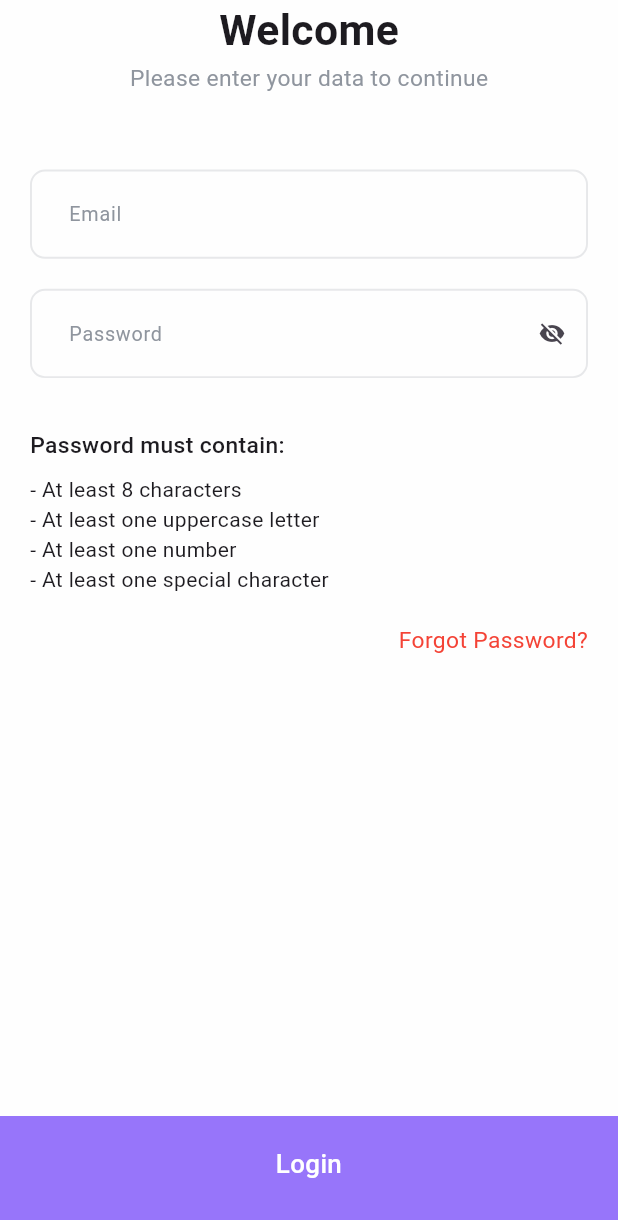
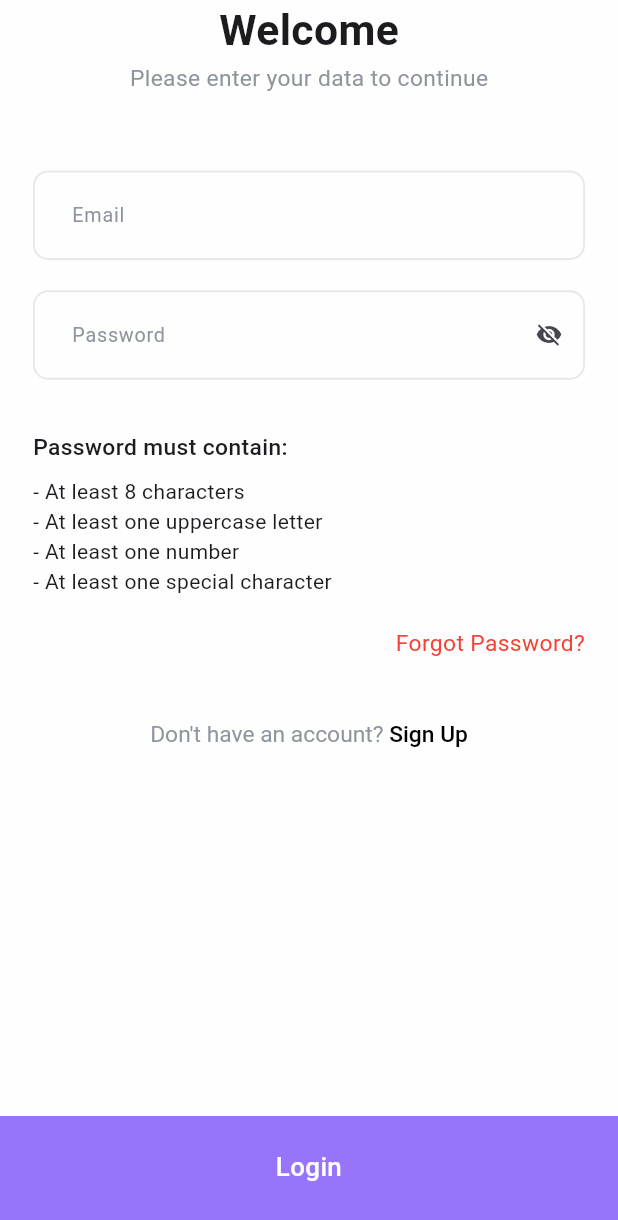
Before and after one commit to Akuma-0/laza_shop, a Flutter app: the screen it shows after launch, after a tap on "Lets go", on a phone screen of 412 x 824 dp. Shown: the top 1220 px of the screen. Run offline on Flutter 3.47's test engine with Material 3 defaults, Android fonts, the phone set to English and light mode, and no system bars; our stand-ins replace dio, flutter_bloc, flutter_screenutil, flutter_secure_storage, freezed_annotation, get_it and 3 more; generated files the repository leaves out were written again.

Commit message:
feat: Implement signup functionality with email verification
- Added SignupRepo and SignupCubit for handling signup logic.
- Created SignupRequestBody and SignupResponse models for API communication.
- Integrated signup API call in the ApiService.
- Developed SignupScreen and ConfirmEmailScreen UI components.
- Implemented SignupForm with validation for user input.
- Added SignupBlocListener to manage loading and error states during signup.
- Updated dependency injection to include SignupRepo and SignupCubit.
- Enhanced routing to navigate to the confirm email screen after successful signup.
- Introduced new text styles for better UI consistency.

```diff
--- a/lib/core/di/dependency_injection.dart
+++ b/lib/core/di/dependency_injection.dart
@@ -2,6 +2,8 @@ import 'package:dio/dio.dart';
 import 'package:get_it/get_it.dart';
 import '../../features/login/data/repos/login_repo.dart';
 import '../../features/login/logic/login_cubit.dart';
+import '../../features/sign_up/data/repos/signup_repo.dart';
+import '../../features/sign_up/logic/signup_cubit.dart';
 import '../networking/api_services.dart';
 import '../networking/dio_factory.dart';
 
@@ -16,9 +18,9 @@ Future<void> setupGetIt() async {
   getIt.registerLazySingleton<LoginRepo>(() => LoginRepo(getIt()));
   getIt.registerFactory<LoginCubit>(() => LoginCubit(getIt()));
 
-  // // signup
-  // getIt.registerLazySingleton<SignupRepo>(() => SignupRepo(getIt()));
-  // getIt.registerFactory<SignupCubit>(() => SignupCubit(getIt()));
+  // signup
+  getIt.registerLazySingleton<SignupRepo>(() => SignupRepo(getIt()));
+  getIt.registerFactory<SignupCubit>(() => SignupCubit(getIt()));
 
   // // home
   // getIt.registerLazySingleton<HomeApiService>(() => HomeApiService(dio));
--- a/lib/core/networking/api_constants.dart
+++ b/lib/core/networking/api_constants.dart
@@ -3,6 +3,7 @@ class ApiConstants {
 
   static const String login = "auth/login";
   static const String signup = "auth/register";
+  static const String verifyEmail = "auth/verify-email";
 }
 
 class ApiErrors {
--- a/lib/core/networking/api_services.dart
+++ b/lib/core/networking/api_services.dart
@@ -2,6 +2,8 @@ import 'package:dio/dio.dart';
 import 'package:retrofit/retrofit.dart';
 import '../../features/login/data/models/login_request_body.dart';
 import '../../features/login/data/models/login_response.dart';
+import '../../features/sign_up/data/models/signup_request_body.dart';
+import '../../features/sign_up/data/models/signup_response.dart';
 import 'api_constants.dart';
 
 part 'api_services.g.dart';
@@ -13,6 +15,6 @@ abstract class ApiService {
   @POST(ApiConstants.login)
   Future<LoginResponse> login(@Body() LoginRequestBody loginRequestBody);
 
-  // @POST(ApiConstants.signup)
-  // Future<SignupResponse> signup(@Body() SignupRequestBody signupRequestBody);
+  @POST(ApiConstants.signup)
+  Future<SignupResponse> signup(@Body() SignupRequestBody signupRequestBody);
 }
--- a/lib/core/routing/app_router.dart
+++ b/lib/core/routing/app_router.dart
@@ -4,6 +4,8 @@ import '../../features/home/ui/home_screen.dart';
 import '../../features/login/logic/login_cubit.dart';
 import '../../features/login/ui/login_screen.dart';
 import '../../features/onboarding/onboarding_screen.dart';
+import '../../features/sign_up/logic/signup_cubit.dart';
+import '../../features/sign_up/ui/confirm_email_screen.dart';
 import '../../features/sign_up/ui/signup_screen.dart';
 import '../di/dependency_injection.dart';
 import 'routes.dart';
@@ -14,25 +16,28 @@ class AppRouter {
 
     switch (settings.name) {
       case Routes.onBoardingScreen:
-        return MaterialPageRoute(builder: (_) =>  OnboardingScreen());
+        return MaterialPageRoute(builder: (_) => OnboardingScreen());
       case Routes.loginScreen:
         return MaterialPageRoute(
-          builder: (_) =>  BlocProvider(
+          builder: (_) => BlocProvider(
             create: (context) => getIt<LoginCubit>(),
             child: const LoginScreen(),
           ),
         );
       case Routes.signUpScreen:
         return MaterialPageRoute(
-           builder: (_) =>SignupScreen()
-           /*BlocProvider(
+          builder: (_) => BlocProvider(
             create: (context) => getIt<SignupCubit>(),
             child: const SignupScreen(),
-           ),*/
+          ),
+        );
+      case Routes.confirmEmailScreen:
+        return MaterialPageRoute(
+          builder: (_) => const ConfirmEmailScreen(),
         );
       case Routes.homeScreen:
         return MaterialPageRoute(
-           builder: (_) =>const HomeScreen()
+          builder: (_) => const HomeScreen(),
           /* BlocProvider(
              create: (context) => HomeCubit(getIt())..getSpecializations(),
              child: const HomeScreen(),
--- a/lib/core/routing/routes.dart
+++ b/lib/core/routing/routes.dart
@@ -2,5 +2,6 @@ class Routes {
   static const String onBoardingScreen = '/onBoardingScreen';
   static const String loginScreen = '/loginScreen';
   static const String signUpScreen = '/signUpScreen';
+  static const String confirmEmailScreen = '/confirmEmailScreen';
   static const String homeScreen = '/homeScreen';
 }
--- a/lib/core/themes/text_styles.dart
+++ b/lib/core/themes/text_styles.dart
@@ -18,6 +18,10 @@ class TextStyles {
     fontSize: 13.sp,
     fontWeight: FontWeight.w400,
   );
+  static TextStyle font13W500 = TextStyle(
+    fontSize: 13.sp,
+    fontWeight: FontWeight.w500,
+  );
   static TextStyle font25W600 = TextStyle(
     fontSize: 25.sp,
     fontWeight: FontWeight.w600,
--- a/lib/features/login/ui/login_screen.dart
+++ b/lib/features/login/ui/login_screen.dart
@@ -1,5 +1,8 @@
+import 'package:flutter/gestures.dart';
 import 'package:flutter/material.dart';
 import 'package:flutter_bloc/flutter_bloc.dart';
+import 'package:flutter_screenutil/flutter_screenutil.dart';
+import 'package:laza_shop/core/helpers/extensions.dart';
 import 'package:laza_shop/features/login/ui/widgets/login_bloc_listner.dart';
 import 'package:laza_shop/features/login/ui/widgets/password_requirements.dart';
 import '../../../core/themes/colors_manager.dart';
@@ -16,7 +19,7 @@ class LoginScreen extends StatelessWidget {
       body: SafeArea(
         child: Container(
           width: double.infinity,
-          padding: EdgeInsets.symmetric(horizontal: 20.0),
+          padding: EdgeInsets.symmetric(horizontal: 20.0.w),
           child: Column(
             crossAxisAlignment: CrossAxisAlignment.center,
             children: [
@@ -27,18 +30,44 @@ class LoginScreen extends StatelessWidget {
                   color: ColorsManager.grey9E,
                 ),
               ),
-              SizedBox(height: 50.0),
+              SizedBox(height: 50.0.h),
               LoginForm(),
-              SizedBox(height: 10,),
-Align(
+              SizedBox(height: 10.h),
+              Align(
                 alignment: Alignment.centerLeft,
-    child: PasswordRequirements()),
-              SizedBox(height: 20.0),
+                child: PasswordRequirements(),
+              ),
+              SizedBox(height: 20.0.h),
+              //ToDo: Forgot Password Screen
               Align(
                 alignment: Alignment.centerRight,
                 child: Text(
                   'Forgot Password?',
                   style: TextStyles.font15W400.copyWith(color: Colors.red),
+                ),
+              ),
+              SizedBox(height: 40.0.h),
+              Align(
+                alignment: Alignment.center,
+                child: RichText(
+                  text: TextSpan(
+                    text: 'Don\'t have an account? ',
+                    style: TextStyles.font15W400.copyWith(
+                      color: ColorsManager.grey9E,
+                    ),
+                    children: [
+                      TextSpan(
+                        text: 'Sign Up',
+                        style: TextStyles.font15W500.copyWith(
+                          color: Colors.black,
+                        ),
+                        recognizer: TapGestureRecognizer()
+                          ..onTap = () {
+                            context.pushNamed('/signUpScreen');
+                          },
+                      ),
+                    ],
+                  ),
                 ),
               ),
               LoginBlocListener(),
@@ -52,7 +81,7 @@ Align(
           onTap: () => validateThenDoLogin(context),
           child: Container(
             width: double.infinity,
-            padding: EdgeInsets.all(20.0),
+            padding: EdgeInsets.all(20.0.w),
             decoration: BoxDecoration(color: ColorsManager.mainPurple),
             child: Text(
               'Login',
--- a/lib/features/login/ui/widgets/login_form.dart
+++ b/lib/features/login/ui/widgets/login_form.dart
@@ -1,5 +1,6 @@
 import 'package:flutter/material.dart';
 import 'package:flutter_bloc/flutter_bloc.dart';
+import 'package:flutter_screenutil/flutter_screenutil.dart';
 import '../../../../core/helpers/app_regex.dart';
 import '../../../../core/widgets/app_text_form_field.dart';
 import '../../logic/login_cubit.dart';
@@ -36,7 +37,7 @@ class _LoginFormState extends State<LoginForm> {
             },
             controller: context.read<LoginCubit>().emailController,
           ),
-          SizedBox(height: 20),
+          SizedBox(height: 20.h),
           AppTextFormField(
             controller: context.read<LoginCubit>().passwordController,
             hintText: 'Password',
@@ -57,7 +58,7 @@ class _LoginFormState extends State<LoginForm> {
               }
             },
           ),
-          SizedBox(height: 24),
+          SizedBox(height: 24.h),
         ],
       ),
     );
--- /dev/null
+++ b/lib/features/sign_up/logic/signup_cubit.dart
@@ -0,0 +1,35 @@
+import 'package:flutter/material.dart';
+import 'package:flutter_bloc/flutter_bloc.dart';
+import '../data/models/signup_request_body.dart';
+import '../data/repos/signup_repo.dart';
+import 'signup_state.dart';
+
+class SignupCubit extends Cubit<SignupState> {
+  final SignupRepo _signupRepo;
+  SignupCubit(this._signupRepo) : super(SignupState.initial());
+  TextEditingController emailController = TextEditingController();
+  TextEditingController passwordController = TextEditingController();
+  TextEditingController firstNameController = TextEditingController();
+  TextEditingController lastNameController = TextEditingController();
+  final formKey = GlobalKey<FormState>();
+
+  void emitSignupStates() async {
+    emit(const SignupState.loading());
+    final response = await _signupRepo.signup(
+      SignupRequestBody(
+        firstName: firstNameController.text,
+        lastName: lastNameController.text,
+        email: emailController.text,
+        password: passwordController.text,
+      ),
+    );
+    response.when(
+      success: (signupResponse) async {
+        emit(SignupState.success(signupResponse));
+      },
+      failure: (error) {
+        emit(SignupState.error(error: error.apiErrorModel.message ?? ''));
+      },
+    );
+  }
+}
```
Also changed, not shown: lib/features/login/ui/widgets/password_validation.dart (deleted, +0 -59 lines), lib/features/sign_up/data/models/signup_request_body.dart (added, +32 -0 lines), lib/features/sign_up/data/models/signup_response.dart (added, +18 -0 lines), lib/features/sign_up/data/repos/signup_repo.dart (added, +22 -0 lines), lib/features/sign_up/logic/signup_state.dart (added, +11 -0 lines), lib/features/sign_up/ui/confirm_email_screen.dart (added, +10 -0 lines), lib/features/sign_up/ui/signup_screen.dart (+83 -1 lines), lib/features/sign_up/ui/widgets/signup_bloc_listner.dart (added, +66 -0 lines), lib/features/sign_up/ui/widgets/signup_form.dart (added, +85 -0 lines), lib/core/networking/api_services.g.dart, lib/features/sign_up/data/models/signup_request_body.g.dart (added), lib/features/sign_up/data/models/signup_response.g.dart (added), lib/features/sign_up/logic/signup_state.freezed.dart (added). Lines whose indentation alone changed are shown as unchanged.
